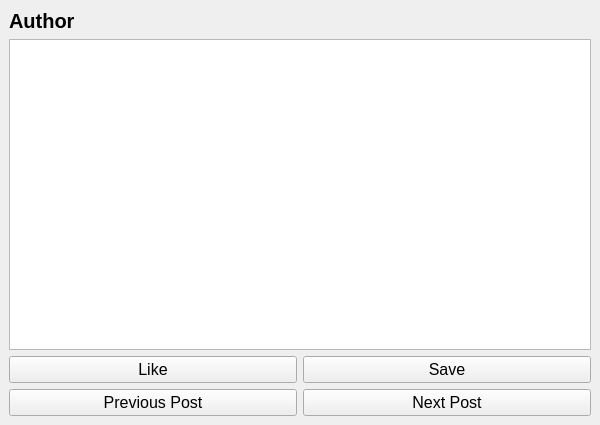
Old version of the form ui/viewpost.ui in the repository hoangphuc05/social_media_1.
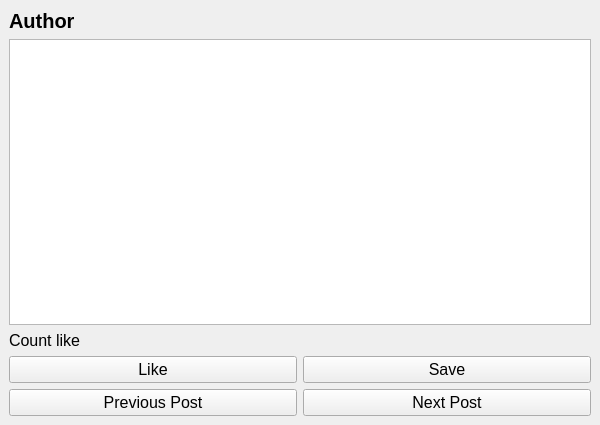
New version of the form.

Commit message: add like count ui

Patch:
```diff
--- a/ui/viewpost.ui
+++ b/ui/viewpost.ui
@@ -52,6 +52,29 @@
       <item>
        <widget class="QTextBrowser" name="content"/>
       </item>
+      <item>
+       <layout class="QHBoxLayout" name="horizontalLayout_3">
+        <item>
+         <widget class="QLabel" name="likeCount">
+          <property name="font">
+           <font>
+            <pointsize>12</pointsize>
+           </font>
+          </property>
+          <property name="text">
+           <string>Count like</string>
+          </property>
+         </widget>
+        </item>
+        <item>
+         <widget class="QLabel" name="label">
+          <property name="text">
+           <string/>
+          </property>
+         </widget>
+        </item>
+       </layout>
+      </item>
       <item>
        <layout class="QHBoxLayout" name="horizontalLayout_2">
         <item>
```
